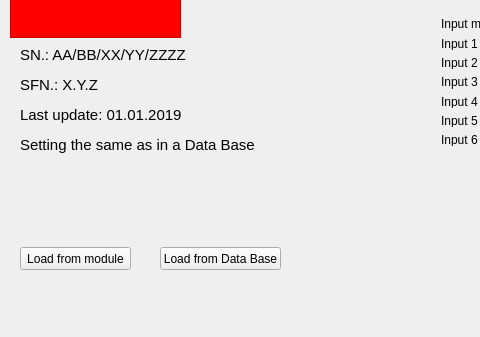
Old version of the form moduleflasherwindow.ui in the repository aleksander1084/RRC-manager2; both pictures show x 0 to 480 and y 263 to 600 of the 800 by 600 pixel window.
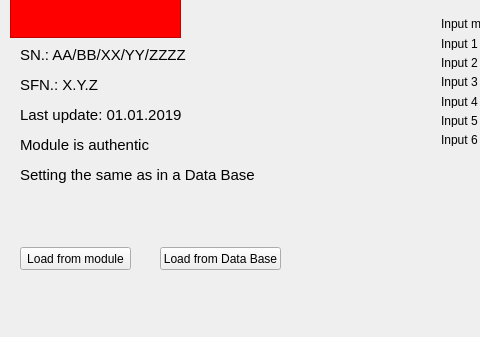
New version of the form.

```diff
--- a/moduleflasherwindow.ui
+++ b/moduleflasherwindow.ui
@@ -153,7 +153,7 @@
     <property name="geometry">
      <rect>
       <x>20</x>
-      <y>400</y>
+      <y>430</y>
       <width>251</width>
       <height>16</height>
      </rect>
@@ -807,7 +807,7 @@
      </item>
     </layout>
    </widget>
-   <widget class="QWidget" name="">
+   <widget class="QWidget" name="layoutWidget">
     <property name="geometry">
      <rect>
       <x>10</x>
@@ -856,6 +856,24 @@
      </item>
     </layout>
    </widget>
+   <widget class="QLabel" name="label_authenticity">
+    <property name="geometry">
+     <rect>
+      <x>20</x>
+      <y>400</y>
+      <width>251</width>
+      <height>16</height>
+     </rect>
+    </property>
+    <property name="font">
+     <font>
+      <pointsize>11</pointsize>
+     </font>
+    </property>
+    <property name="text">
+     <string>Module is authentic</string>
+    </property>
+   </widget>
   </widget>
   <widget class="QMenuBar" name="menubar">
    <property name="geometry">
```
Left out of the diff: 8 changed lines with no effect on the pictures.
